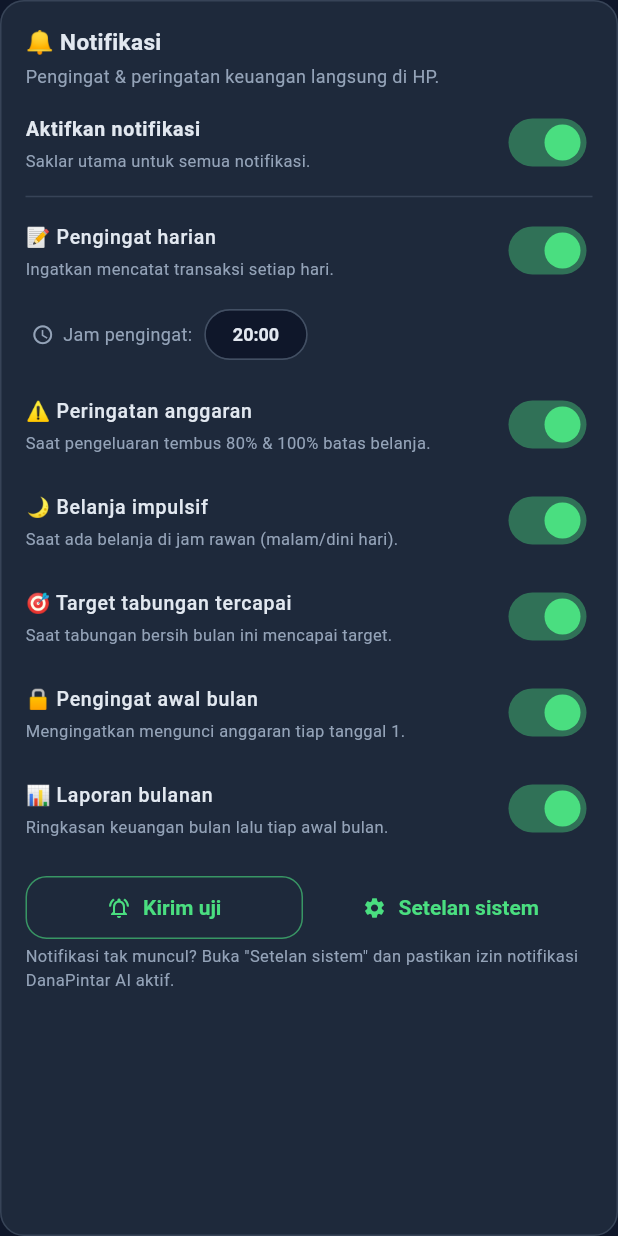
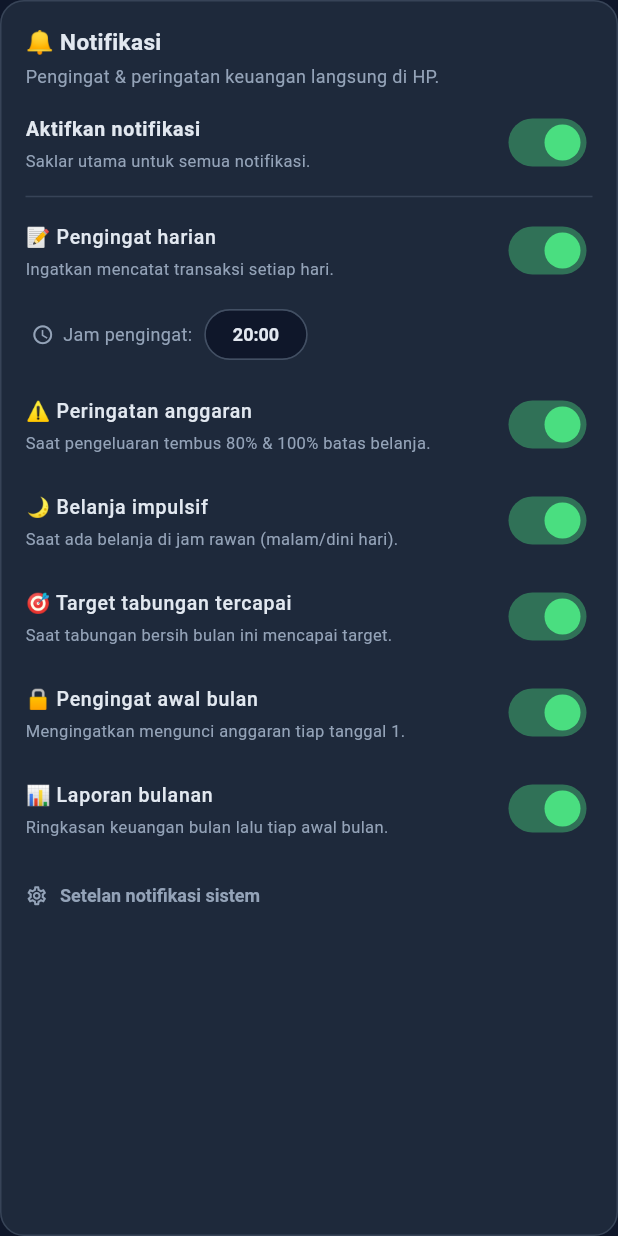
Before and after one commit to Hendrawan08/aplikasi_keuangan, a Flutter app: the NotifikasiCard widget shown alone on an empty page, opened directly, on a phone screen of 412 x 824 dp. Run offline on Flutter 3.47's test engine with Material 3 defaults, Android fonts, the phone set to English and light mode, and no system bars; our stand-ins replace csv, drift, file_picker, fl_chart, flutter_local_notifications, flutter_riverpod and 7 more; missing offline and left inert: app_settings; accounts and stored records are empty; generated files the repository leaves out were written again.

Commit message:
chore(notifikasi): rapikan untuk rilis 1.0.0 — hapus tombol "Kirim uji"
Notifikasi sudah terbukti berfungsi, jadi tombol uji (afordans rasa debug)
tak lagi diperlukan → tampilan lebih profesional.

- Hapus tombol "Kirim uji" + method _test + NotifSettingsNotifier.sendTest
  & konstanta _idTest yang tak lagi terpakai.
- Pertahankan akses ke setelan notifikasi sistem sebagai link halus
  "Setelan notifikasi sistem" (jaring pengaman bila izin OS mati sewaktu-waktu).
- Naikkan versi: 1.0.0+1 → 1.0.0+2.

Verifikasi: flutter analyze bersih, 54 test lulus.

```diff
--- a/danapintar/lib/presentation/features/pengaturan/notifikasi_card.dart
+++ b/danapintar/lib/presentation/features/pengaturan/notifikasi_card.dart
@@ -97,34 +97,24 @@ class _NotifikasiCardState extends ConsumerState<NotifikasiCard> {
                       s.monthlyReport,
                       notifier.setMonthlyReport,
                     ),
-                    const SizedBox(height: 10),
-                    Row(
-                      children: [
-                        Expanded(
-                          child: OutlinedButton.icon(
-                            icon: const Icon(
-                              Icons.notifications_active_outlined,
-                              size: 16,
-                            ),
-                            label: const Text('Kirim uji'),
-                            onPressed: () => _test(notifier),
+                    const SizedBox(height: 6),
+                    Align(
+                      alignment: Alignment.centerLeft,
+                      child: TextButton.icon(
+                        style: TextButton.styleFrom(
+                          foregroundColor: AppColors.text2,
+                          padding: EdgeInsets.zero,
+                          visualDensity: VisualDensity.compact,
+                          textStyle: const TextStyle(
+                            fontSize: 12,
+                            fontWeight: FontWeight.w600,
                           ),
                         ),
-                        const SizedBox(width: 8),
-                        Expanded(
-                          child: TextButton.icon(
-                            icon: const Icon(Icons.settings, size: 16),
-                            label: const Text('Setelan sistem'),
-                            onPressed: () =>
-                                NotificationService.instance.openSystemSettings(),
-                          ),
-                        ),
-                      ],
-                    ),
-                    const Text(
-                      'Notifikasi tak muncul? Buka "Setelan sistem" dan pastikan '
-                      'izin notifikasi DanaPintar AI aktif.',
-                      style: TextStyle(color: AppColors.text2, fontSize: 11),
+                        icon: const Icon(Icons.settings_outlined, size: 15),
+                        label: const Text('Setelan notifikasi sistem'),
+                        onPressed: () =>
+                            NotificationService.instance.openSystemSettings(),
+                      ),
                     ),
                   ],
                 ],
@@ -201,24 +191,4 @@ class _NotifikasiCardState extends ConsumerState<NotifikasiCard> {
       ],
     );
   }
-
-  Future<void> _test(NotifSettingsNotifier notifier) async {
-    final ok = await notifier.sendTest();
-    if (!mounted) return;
-    ScaffoldMessenger.of(context).showSnackBar(
-      SnackBar(
-        duration: const Duration(seconds: 5),
-        content: Text(
-          ok
-              ? '🔔 Notifikasi uji dikirim — cek panel notifikasi HP. '
-                    'Bila tak muncul, buka Setelan sistem.'
-              : '⚠️ Gagal mengirim. Buka Setelan sistem & aktifkan izin notifikasi.',
-        ),
-        action: SnackBarAction(
-          label: 'SETELAN',
-          onPressed: () => NotificationService.instance.openSystemSettings(),
-        ),
-      ),
-    );
-  }
 }
--- a/danapintar/pubspec.yaml
+++ b/danapintar/pubspec.yaml
@@ -16,7 +16,7 @@ publish_to: 'none' # Remove this line if you wish to publish to pub.dev
 # https://developer.apple.com/library/archive/documentation/General/Reference/InfoPlistKeyReference/Articles/CoreFoundationKeys.html
 # In Windows, build-name is used as the major, minor, and patch parts
 # of the product and file versions while build-number is used as the build suffix.
-version: 1.0.0+1
+version: 1.0.0+2
 
 environment:
   sdk: ^3.12.2
```
Also changed, not shown: danapintar/lib/presentation/providers/notification_provider.dart (+0 -16 lines).
